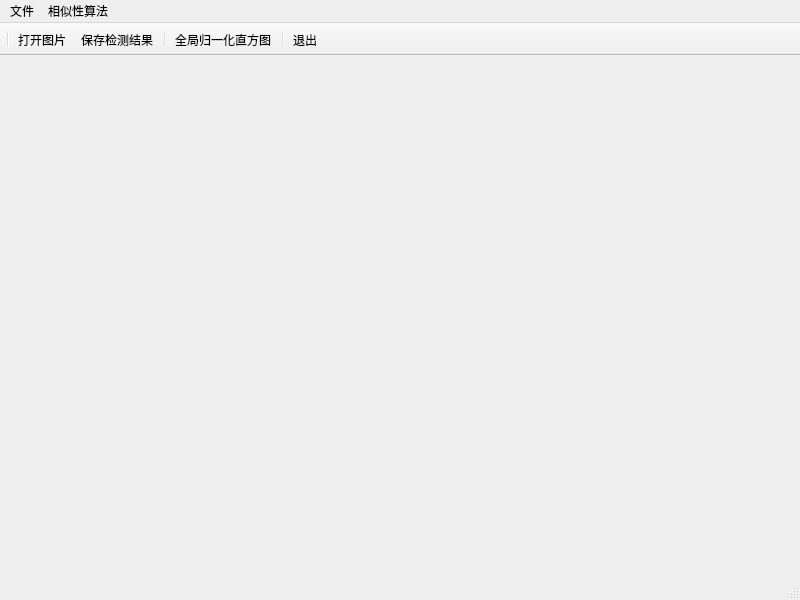
Seule-Seule/GraduationProjectImageSimilarity, file mainwindow.ui: the form before one commit.
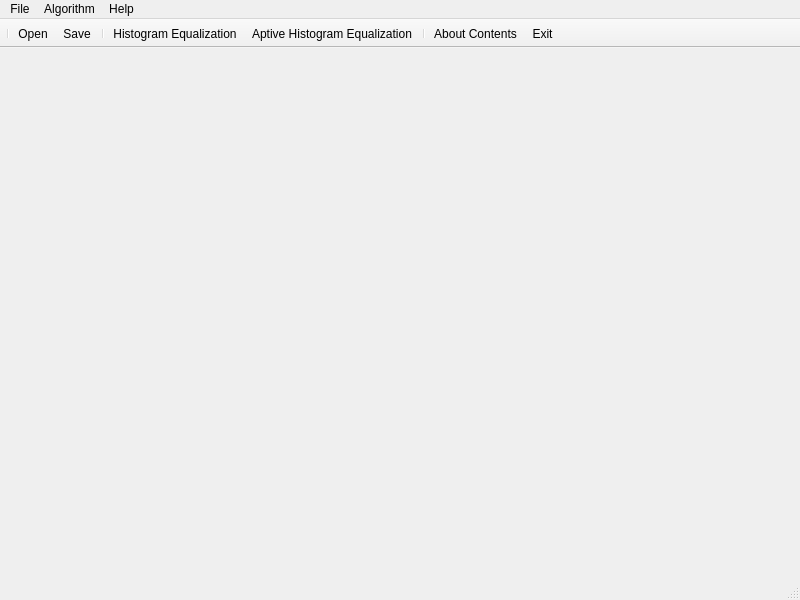
The form after the commit.

Commit message: 全局归一化直方图算法简单实现

What changed in the file:
```diff
--- a/mainwindow.ui
+++ b/mainwindow.ui
@@ -39,6 +39,21 @@
     <bool>true</bool>
    </property>
    <layout class="QVBoxLayout" name="verticalLayout">
+    <property name="spacing">
+     <number>0</number>
+    </property>
+    <property name="leftMargin">
+     <number>0</number>
+    </property>
+    <property name="topMargin">
+     <number>0</number>
+    </property>
+    <property name="rightMargin">
+     <number>0</number>
+    </property>
+    <property name="bottomMargin">
+     <number>0</number>
+    </property>
     <item>
      <widget class="QWidget" name="widget" native="true">
       <property name="sizePolicy">
@@ -68,7 +83,7 @@
    </property>
    <widget class="QMenu" name="menu_file">
     <property name="title">
-     <string>文件</string>
+     <string>File</string>
     </property>
     <addaction name="separator"/>
     <addaction name="action_file_open"/>
@@ -78,7 +93,7 @@
    </widget>
    <widget class="QMenu" name="menu_operation">
     <property name="title">
-     <string>相似性算法</string>
+     <string>Algorithm</string>
     </property>
     <widget class="QMenu" name="menu_op_histogram">
      <property name="geometry">
@@ -113,8 +128,16 @@
     <addaction name="menuHASH"/>
     <addaction name="separator"/>
    </widget>
+   <widget class="QMenu" name="menuHelp">
+    <property name="title">
+     <string>Help</string>
+    </property>
+    <addaction name="action_help_content"/>
+    <addaction name="action_about"/>
+   </widget>
    <addaction name="menu_file"/>
    <addaction name="menu_operation"/>
+   <addaction name="menuHelp"/>
   </widget>
   <widget class="QStatusBar" name="statusbar"/>
   <widget class="QToolBar" name="toolBar">
@@ -138,8 +161,8 @@
    </property>
    <property name="iconSize">
     <size>
-     <width>25</width>
-     <height>25</height>
+     <width>20</width>
+     <height>20</height>
     </size>
    </property>
    <attribute name="toolBarArea">
@@ -153,12 +176,14 @@
    <addaction name="action_file_save"/>
    <addaction name="separator"/>
    <addaction name="action_op_his"/>
+   <addaction name="action_op_his_sub"/>
    <addaction name="separator"/>
+   <addaction name="action_help_content"/>
    <addaction name="action_file_exit"/>
   </widget>
   <action name="action_file_open">
    <property name="text">
-    <string>打开图片</string>
+    <string>Open</string>
    </property>
    <property name="shortcut">
     <string>Ctrl+N</string>
@@ -166,7 +191,7 @@
   </action>
   <action name="action_file_save">
    <property name="text">
-    <string>保存检测结果</string>
+    <string>Save</string>
    </property>
    <property name="shortcut">
     <string>Ctrl+S</string>
@@ -174,7 +199,7 @@
   </action>
   <action name="action_op_his">
    <property name="text">
-    <string>全局归一化直方图</string>
+    <string>Histogram Equalization</string>
    </property>
    <property name="shortcut">
     <string>Ctrl+H</string>
@@ -182,7 +207,7 @@
   </action>
   <action name="action_op_his_sub">
    <property name="text">
-    <string>子图像归一化直方图</string>
+    <string>Aptive Histogram Equalization</string>
    </property>
   </action>
   <action name="actiontest">
@@ -197,12 +222,28 @@
   </action>
   <action name="action_file_exit">
    <property name="text">
-    <string>退出</string>
+    <string>Exit</string>
    </property>
    <property name="shortcut">
     <string>Ctrl+X</string>
    </property>
   </action>
+  <action name="action_about">
+   <property name="text">
+    <string>About</string>
+   </property>
+   <property name="shortcut">
+    <string>F2</string>
+   </property>
+  </action>
+  <action name="action_help_content">
+   <property name="text">
+    <string>About Contents</string>
+   </property>
+   <property name="shortcut">
+    <string>F1</string>
+   </property>
+  </action>
  </widget>
  <resources/>
  <connections/>
```
Left out of the diff: 12 changed lines with no effect on the pictures. The commit also changes 7 other files.
